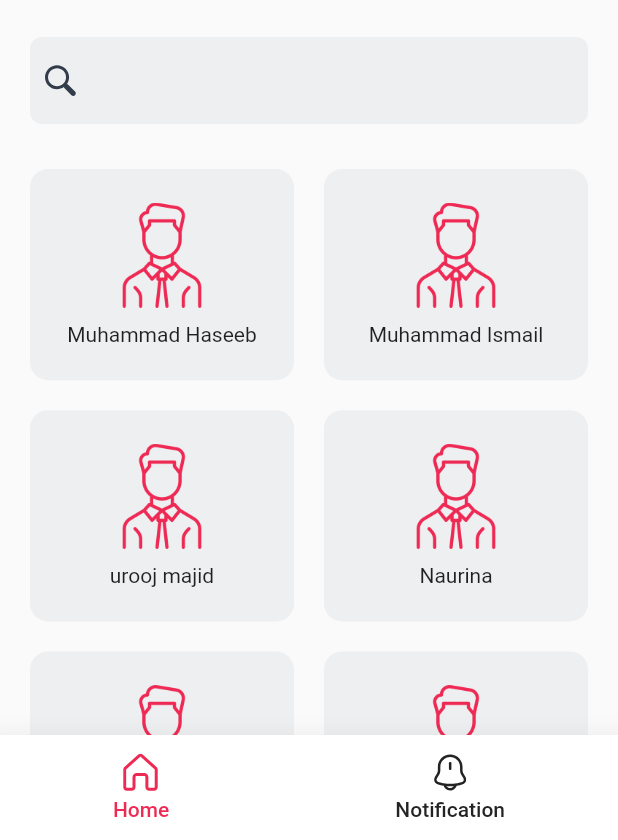
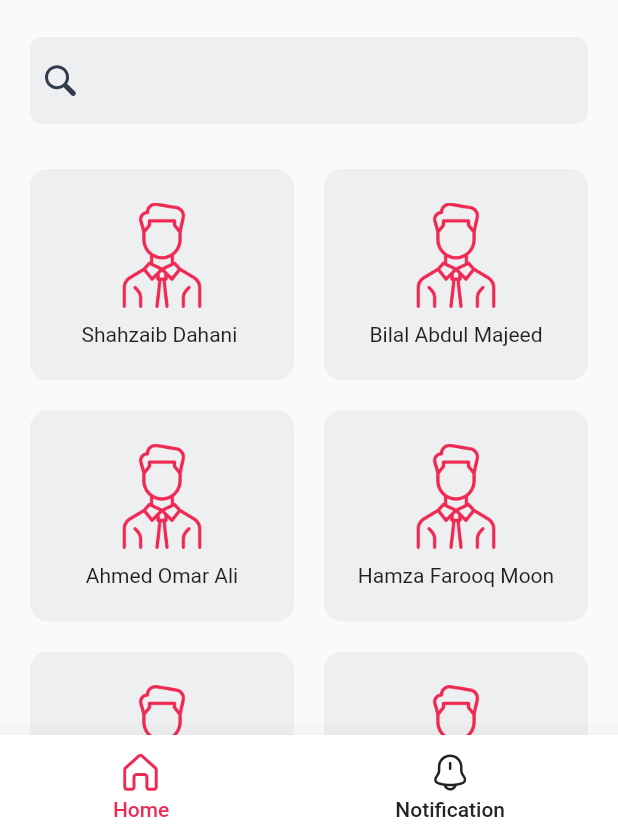
Before and after one commit to uroojmajid2000/orio_employees, a Flutter app: the screen it shows after launch, on a phone screen of 412 x 824 dp, the part 396-1236 px from its top. Run offline on Flutter 3.47's test engine with Material 2 defaults, Android fonts, the phone set to English and light mode, and no system bars; our stand-ins replace flutter_bloc, flutter_svg.

Commit message:
employe details added

```diff
--- a/lib/features/employee/screen/widgets/body.dart
+++ b/lib/features/employee/screen/widgets/body.dart
@@ -20,10 +20,12 @@ class Body extends StatelessWidget {
           Center(
             child: CircleAvatar(
                 radius: 70, //radius is 50
+                backgroundColor: Color(0xFFA9A9A9),
                 backgroundImage: AssetImage(
 
-                    // 'assets/images/ismail.jfif'
-                    emp.image)),
+                    emp.image)
+
+                    ),
           ),
           SizedBox(
             height: 15,
--- a/lib/features/screen/Home/widgets/body.dart
+++ b/lib/features/screen/Home/widgets/body.dart
@@ -10,15 +10,117 @@ class Body extends StatefulWidget {
 class _BodyState extends State<Body> {
   static List<Employe> emp = [
     Employe(
-      image: 'assets/images/haseeb.jfif',
-      name: 'Muhammad Haseeb',
-      position: '(MernStack Developer)',
-      dob: '25-08-1998',
-      employeeid: 1033,
-      phonenumber: '03058202034',
-      email: 'muhammadhaseeb@gmail.com',
+      iconimage: 'assets/icons/man.png',
+      image: 'assets/images/shahzaib.jfif',
+      name: 'Shahzaib Dahani ',
+      position: '(Senior Android Developer)',
+      dob: '10/Nov/1996',
+      employeeid: 1029,
+      phonenumber: '0340-2732719',
+      email: 'shahzaib.dahani@orio.tech',
     ),
     Employe(
+      iconimage: 'assets/icons/man.png',
+      image: 'assets/images/bilalmajeed.jfif',
+      name: 'Bilal Abdul Majeed',
+      position: '(CEO)',
+      dob: '03/Oct/1982',
+      employeeid: 1000,
+      phonenumber: '0321-8981892',
+      email: 'bilal@orio.tech',
+    ),
+    Employe(
+      iconimage: 'assets/icons/man.png',
+      image: 'assets/images/ahmedomer.jfif',
+      name: 'Ahmed Omar Ali',
+      position: '(Project Manager)',
+      dob: '29/Nov/1983',
+      employeeid: 1001,
+      phonenumber: '0336-0309494',
+      email: 'ahmed@orio.tech',
+    ),
+    Employe(
+      iconimage: 'assets/icons/man.png',
+      image: 'assets/images/humza.jfif',
+      name: 'Hamza Farooq Moon',
+      position: '(Senior Web Developer)',
+      dob: '12/Jun/1995',
+      employeeid: 1008,
+      phonenumber: '0336-8056546',
+      email: 'hamza.farooq@orio.tech',
+    ),
+    Employe(
+      iconimage: 'assets/icons/man.png',
+      image: 'assets/images/ibrar.jfif',
+      name: 'Ibrar',
+      position: '(Senior Web Developer)',
+      dob: '29/Jul/1990',
+      employeeid: 1028,
+      phonenumber: '0321-2110948',
+      email: 'ibrar.jadoon@orio.tech',
+    ),
+    Employe(
+      iconimage: 'assets/icons/man.png',
+      image: 'assets/images/humza.jfif',
+      name: 'Asad Ahmed Khan',
+      position: '(Graphic Designer)',
+      dob: '11/Jan/1998',
+      employeeid: 1011,
+      phonenumber: '0311-3294921',
+      email: 'asad.ahmed@orio.tech',
+    ),
+    Employe(
+      iconimage: 'assets/icons/man.png',
+      image: 'assets/images/munir.jfif',
+      name: 'Muhammad Munir',
+      position: '(Junior Web Developer)',
+      dob: '30/May/2001',
+      employeeid: 1029,
+      phonenumber: '0332-2448731',
+      email: 'munir.ahmed@orio.tech',
+    ),
+    Employe(
+      iconimage: 'assets/icons/man.png',
+      image: 'assets/images/hannan.jfif',
+      name: 'Abdul Hannan Shaikh',
+      position: '(Junior Web Developer)',
+      dob: '23/Oct/2000',
+      employeeid: 1006,
+      phonenumber: '0302-2430116',
+      email: 'hannan.sheikh@orio.tech',
+    ),
+    Employe(
+      iconimage: 'assets/icons/man.png',
+      image: 'assets/images/asifali.jfif',
+      name: 'Asif Ali',
+      position: '(Team Lead Development)',
+      dob: '25/Mar/1986',
+      employeeid: 1026,
+      phonenumber: '0314-5046741',
+      email: 'gopang@orio.tech',
+    ),
+    Employe(
+      iconimage: 'assets/icons/man.png',
+      image: 'assets/images/taha.jfif',
+      name: 'Muhammad Taha Sheikh',
+      position: '(Intern)',
+      dob: '25-08-1998',
+      employeeid: 1014,
+      phonenumber: '14/Oct/2002',
+      email: 'taha@gmail.com',
+    ),
+    Employe(
+      iconimage: 'assets/icons/man.png',
+      image: 'assets/images/haris.jfif',
+      name: 'HARIS HUSSAIN',
+      position: '(IOS Developer)',
+      dob: '-',
+      employeeid: 1019,
+      phonenumber: '0316-1604575',
+      email: 'haris@gmail.com',
+    ),
+    Employe(
+      iconimage: 'assets/icons/man.png',
       image: 'assets/images/ismail.jfif',
       name: 'Muhammad Ismail',
       position: '(Full Stack Developer)',
@@ -28,52 +130,84 @@ class _BodyState extends State<Body> {
       email: 'itsmuhammadismail@gmail.com',
     ),
     Employe(
+      iconimage: 'assets/icons/girl.png',
+      image: 'assets/images/nourina.png',
+      name: 'NOURINA HASSAN',
+      position: '(Junior Web Developer)',
+      dob: '12/May/1991',
+      employeeid: 1020,
+      phonenumber: '0304-2819893',
+      email: 'nourina.hassan@orio.tech',
+    ),
+    Employe(
+      iconimage: 'assets/icons/man.png',
+      image: 'assets/images/muzammil.png',
+      name: 'Muzammil',
+      position: '(Intern)',
+      dob: '26/Jul/1997',
+      employeeid: 1013,
+      phonenumber: '0313-6811394',
+      email: 'muzammil@orio.tech',
+    ),
+    Employe(
+      iconimage: 'assets/icons/girl.png',
+      image: 'assets/images/farihabaji.png',
+      name: 'Fariha Hassan',
+      position: '(Senior Web Developer)',
+      dob: '1/Dec/1987',
+      employeeid: 1027,
+      phonenumber: '0345-2826003',
+      email: 'fariha.hassan@orio.tech',
+    ),
+    Employe(
+      iconimage: 'assets/icons/man.png',
+      image: 'assets/images/haseeb.jfif',
+      name: 'Muhammad Haseeb Ullah',
+      position: '(Full Stack Developer)',
+      dob: '-',
+      employeeid: 1032,
+      phonenumber: '0305-8202034',
+      email: 'mohammad.haseeb@orio.tech',
+    ),
+    Employe(
+      iconimage: 'assets/icons/girl.png',
       image: 'assets/images/urooj.jfif',
       name: 'urooj majid',
       position: '(Flutter Developer)',
       dob: '18-18-2000',
-      employeeid: 1039,
+      employeeid: 1030,
       phonenumber: '0308-9270950',
       email: 'urooj.majid2000@gmail.com',
     ),
     Employe(
-      image: 'assets/images/urooj.jfif',
-      name: 'Naurina',
-      position: '(Frontend Developer)',
-      dob: '18-18-2000',
-      employeeid: 1039,
-      phonenumber: '0308-9270950',
-      email: 'urooj.majid2000@gmail.com',
+      iconimage: 'assets/icons/man.png',
+      image: 'assets/icons/man.png',
+      name: 'Hafiz Arsalan Ali',
+      position: '(Admin)',
+      dob: '17/Jan/2000',
+      employeeid: 1003,
+      phonenumber: '0317-2746219',
+      email: 'arsalan.ali@orio.tech',
     ),
-
-      Employe(
-      image: 'assets/images/urooj.jfif',
-      name: 'Naurina',
-      position: '(Frontend Developer)',
-      dob: '18-18-2000',
-      employeeid: 1039,
-      phonenumber: '0308-9270950',
-      email: 'urooj.majid2000@gmail.com',
+    Employe(
+      iconimage: 'assets/icons/man.png',
+      image: 'assets/icons/man.png',
+      name: 'Amanullah',
+      position: '(Peon)',
+      dob: '1/Aug/1996',
+      employeeid: 1030,
+      phonenumber: '0340-2732719',
+      email: 'Amanullah@orio.tech',
     ),
-
-      Employe(
-      image: 'assets/images/urooj.jfif',
-      name: 'Naurina',
-      position: '(Frontend Developer)',
-      dob: '18-18-2000',
-      employeeid: 1039,
-      phonenumber: '0308-9270950',
-      email: 'urooj.majid2000@gmail.com',
-    ),
-
-      Employe(
-      image: 'assets/images/urooj.jfif',
-      name: 'Naurina',
-      position: '(Frontend Developer)',
-      dob: '18-18-2000',
-      employeeid: 1039,
-      phonenumber: '0308-9270950',
-      email: 'urooj.majid2000@gmail.com',
+    Employe(
+      iconimage: 'assets/icons/man.png',
+      image: 'assets/icons/man.png',
+      name: 'Jawad Ahmed Siddiqui',
+      position: '(Project Manager)',
+      dob: '23/Jun/1996',
+      employeeid: 1040,
+      phonenumber: '0301 2263265',
+      email: 'jawad.siddiqui@orio.tech',
     ),
   ];
   List<Employe> empList = emp;
--- a/lib/features/screen/Home/widgets/card.dart
+++ b/lib/features/screen/Home/widgets/card.dart
@@ -1,8 +1,6 @@
 import 'package:flutter/material.dart';
-import 'package:flutter_svg/flutter_svg.dart';
 import 'package:orio_employees/features/employee/screen/employeedetail_screen.dart';
 import 'package:orio_employees/features/screen/Home/widgets/employe.dart';
-import 'package:orio_employees/shared/routes/navigate.dart';
 
 class HomeCard extends StatelessWidget {
   final Employe emp;
@@ -31,8 +29,9 @@ class HomeCard extends StatelessWidget {
           mainAxisAlignment: MainAxisAlignment.center,
           children: [
             Image.asset(
-              'assets/icons/man.png',
+              // 'assets/icons/man.png',
               // 'assets/icons/women.png',
+              emp.iconimage,
               width: 70,
 
               ),
--- a/lib/features/screen/Home/widgets/employe.dart
+++ b/lib/features/screen/Home/widgets/employe.dart
@@ -1,6 +1,9 @@
 // ignore_for_file: public_member_api_docs, sort_constructors_first
+import 'package:flutter/cupertino.dart';
+
 class Employe {
   final String image;
+  final String iconimage;
   final String name;
   final String position;
   final String dob;
@@ -10,6 +13,7 @@ class Employe {
 
   Employe({
     required this.image,
+    required this.iconimage,
     required this.name,
     required this.position,
     required this.dob,
```
Also changed, not shown: assets/icons/girl.png (added), assets/images/farihabaji.png (added), assets/images/muzammil.png (added), assets/images/nourina.png (added), 10 other files.
